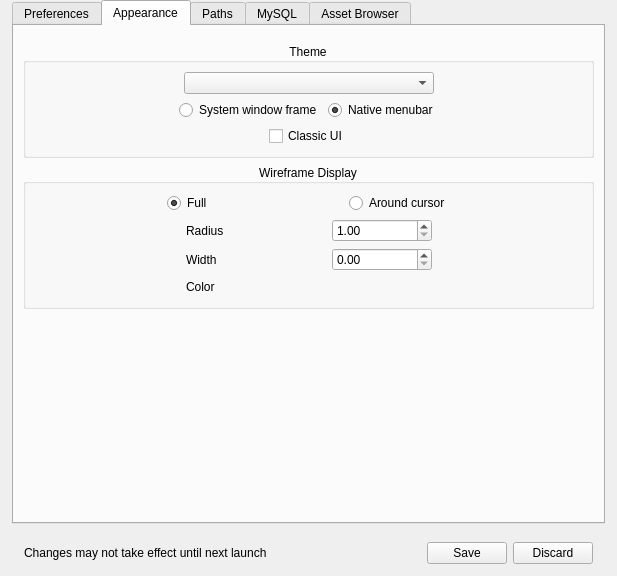
This is src/noggit/ui/windows/settingsPanel/SettingsPanel.ui in Marlamin/noggit-red as Qt 5 draws it before an edit. The edited form follows.
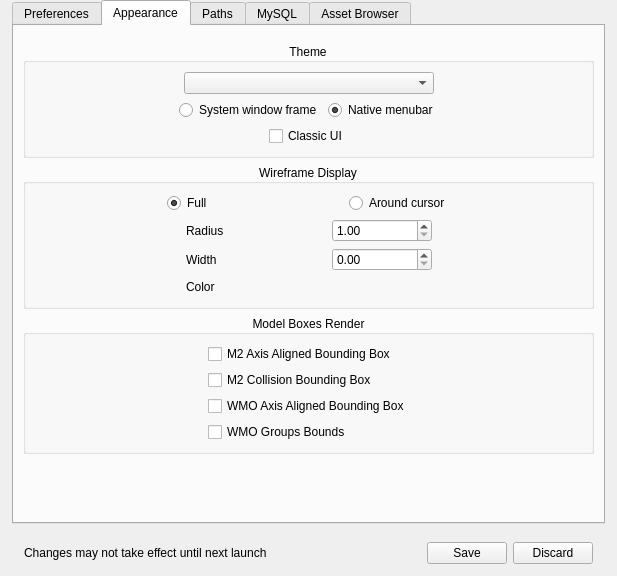
This is the edited form. The open tabs and pages were chosen to show the change. Icons and pictures are not drawn. Custom widgets are drawn as their Qt base class.

The edit to the form file:
```diff
--- a/src/noggit/ui/windows/settingsPanel/SettingsPanel.ui
+++ b/src/noggit/ui/windows/settingsPanel/SettingsPanel.ui
@@ -1275,21 +1275,91 @@
                 </layout>
                </widget>
               </item>
-              <item>
-               <spacer name="verticalSpacer_6">
-                <property name="orientation">
-                 <enum>Qt::Vertical</enum>
-                </property>
-                <property name="sizeHint" stdset="0">
-                 <size>
-                  <width>20</width>
-                  <height>40</height>
-                 </size>
-                </property>
-               </spacer>
-              </item>
              </layout>
             </item>
+            <item>
+             <widget class="QGroupBox" name="model_renderBox_4">
+              <property name="title">
+               <string>Model Boxes Render</string>
+              </property>
+              <property name="alignment">
+               <set>Qt::AlignCenter</set>
+              </property>
+              <layout class="QHBoxLayout" name="horizontalLayout_18">
+               <item>
+                <spacer name="horizontalSpacer_27">
+                 <property name="orientation">
+                  <enum>Qt::Horizontal</enum>
+                 </property>
+                 <property name="sizeHint" stdset="0">
+                  <size>
+                   <width>40</width>
+                   <height>20</height>
+                  </size>
+                 </property>
+                </spacer>
+               </item>
+               <item>
+                <layout class="QVBoxLayout" name="verticalLayout_10">
+                 <item>
+                  <widget class="QCheckBox" name="_m2_aabb_2">
+                   <property name="text">
+                    <string>M2 Axis Aligned Bounding Box</string>
+                   </property>
+                  </widget>
+                 </item>
+                 <item>
+                  <widget class="QCheckBox" name="_m2_coll_bb">
+                   <property name="text">
+                    <string>M2 Collision Bounding Box</string>
+                   </property>
+                  </widget>
+                 </item>
+                 <item>
+                  <widget class="QCheckBox" name="_wmo_aabb">
+                   <property name="text">
+                    <string>WMO Axis Aligned Bounding Box</string>
+                   </property>
+                  </widget>
+                 </item>
+                 <item>
+                  <widget class="QCheckBox" name="_wmo_group_bounds">
+                   <property name="text">
+                    <string>WMO Groups Bounds</string>
+                   </property>
+                  </widget>
+                 </item>
+                </layout>
+               </item>
+               <item>
+                <spacer name="horizontalSpacer_28">
+                 <property name="orientation">
+                  <enum>Qt::Horizontal</enum>
+                 </property>
+                 <property name="sizeHint" stdset="0">
+                  <size>
+                   <width>40</width>
+                   <height>20</height>
+                  </size>
+                 </property>
+                </spacer>
+               </item>
+              </layout>
+             </widget>
+            </item>
+            <item>
+             <spacer name="verticalSpacer_3">
+              <property name="orientation">
+               <enum>Qt::Vertical</enum>
+              </property>
+              <property name="sizeHint" stdset="0">
+               <size>
+                <width>20</width>
+                <height>40</height>
+               </size>
+              </property>
+             </spacer>
+            </item>
            </layout>
           </item>
          </layout>
```
Left out of the diff: 49 changed lines with no effect on the pictures.
